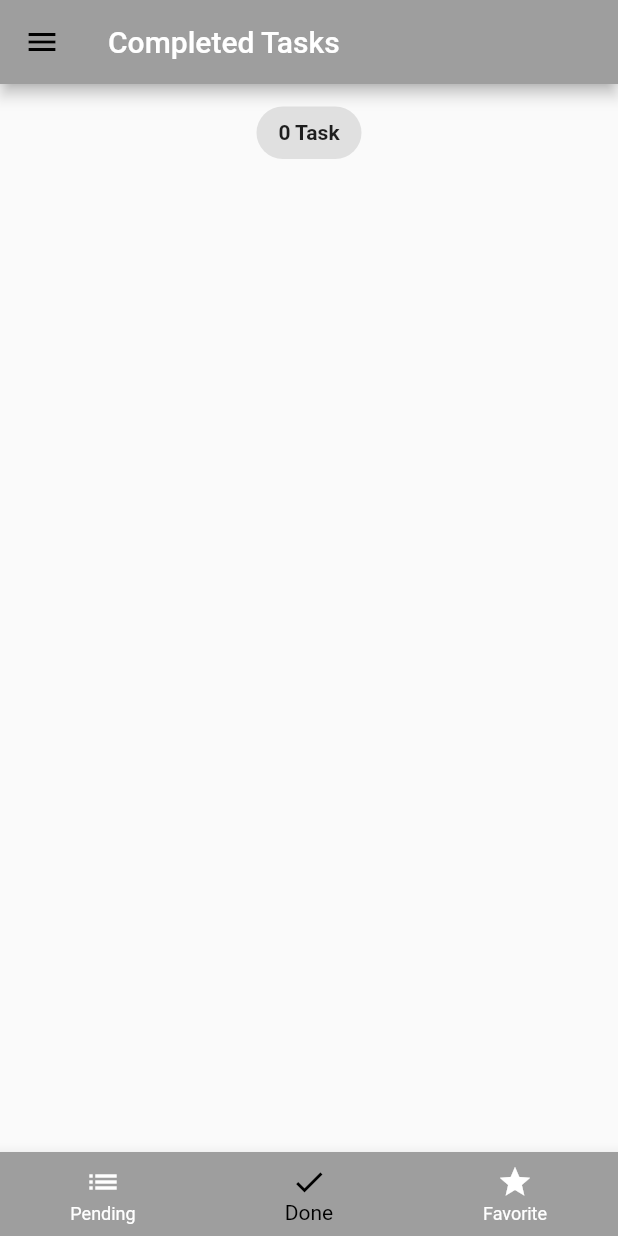
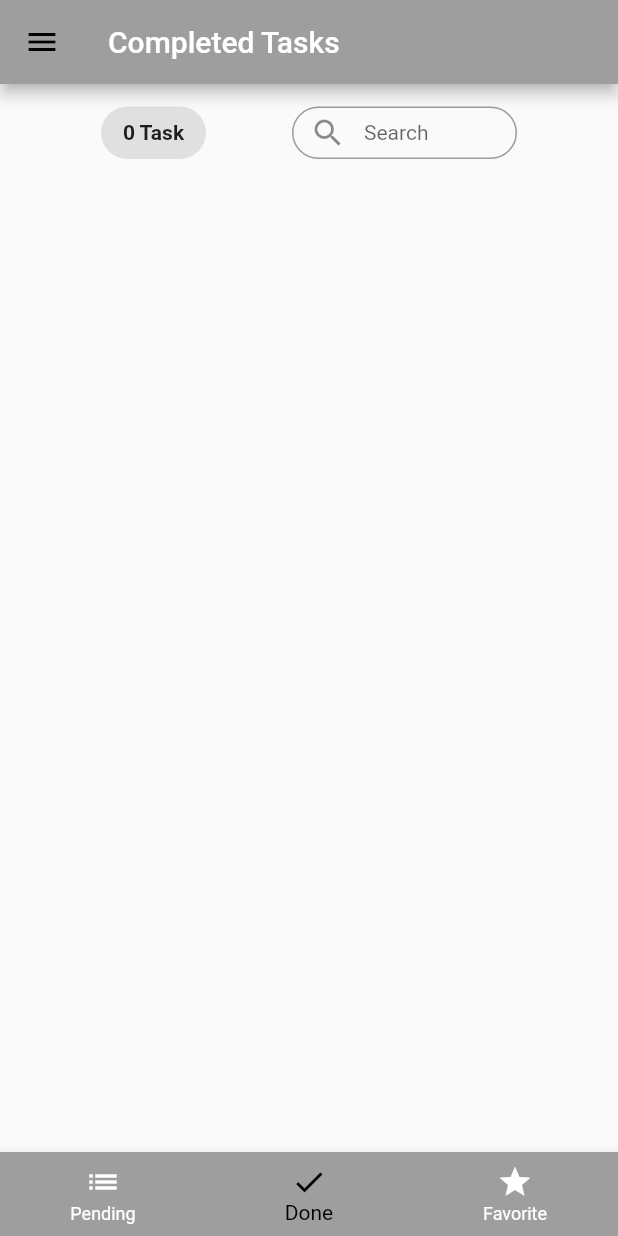
Before and after one commit to hungbui1204/todo_app, a Flutter app: the screen it shows after launch, item 2 of the bottom bar chosen, on a phone screen of 412 x 824 dp. Run offline on Flutter 3.47's test engine with Material 2 defaults, Android fonts, the phone set to English and light mode, and no system bars; our stand-ins replace equatable, flutter_bloc, hydrated_bloc.

Commit message:
handle some event in taskbloc and update complete task & favorite task

```diff
--- a/lib/page/completed_task_screen.dart
+++ b/lib/page/completed_task_screen.dart
@@ -6,29 +6,35 @@ import '../blocs/task_bloc/task_event.dart';
 import '../blocs/task_bloc/task_state.dart';
 import '../model/task_model.dart';
 import '../widgets/drawer.dart';
+import '../widgets/task_appbar.dart';
+import '../widgets/task_info.dart';
+import '../widgets/task_tile.dart';
 
 class CompletedTask extends StatelessWidget {
   const CompletedTask({Key? key}) : super(key: key);
 
   @override
   Widget build(BuildContext context) {
-    double width = MediaQuery.of(context).size.width;
-    double height = MediaQuery.of(context).size.height;
     return BlocBuilder<TaskBloc, TaskState>(builder: (context, state) {
       List<Task> allTasks = state.completedTasks.reversed.toList();
+      List<Task> searchedTasks = state.searchedTasks.reversed.toList();
+      void handleSearch(String input) {
+        BlocProvider.of<TaskBloc>(context)
+            .add(SearchTaskEvent(searchValue: input, task: allTasks.first));
+      }
+
       return Scaffold(
-        appBar: AppBar(
-          title: const Text(
-            'Completed Tasks',
-            style: TextStyle(color: Colors.white),
-          ),
-        ),
+        appBar: taskAppBar('Completed Tasks'),
         drawer: buildDrawer(context, state),
-        body: SingleChildScrollView(
-          child: Column(
+        body: Column(
+          children: [
+            Padding(
+              padding: const EdgeInsets.symmetric(horizontal: 10),
+              child: Row(
+                mainAxisAlignment: MainAxisAlignment.spaceEvenly,
                 children: [
                   Container(
-                margin: EdgeInsets.symmetric(vertical: 15),
+                    margin: const EdgeInsets.symmetric(vertical: 15),
                     height: 35,
                     width: 70,
                     decoration: BoxDecoration(
@@ -39,47 +45,41 @@ class CompletedTask extends StatelessWidget {
                         state.completedTasks.length > 1
                             ? '${state.completedTasks.length} Tasks'
                             : '${state.completedTasks.length} Task',
-                    style: TextStyle(fontWeight: FontWeight.bold),
+                        style: const TextStyle(fontWeight: FontWeight.bold),
                       ),
                     ),
                   ),
                   SizedBox(
-                height: height * 0.9,
-                child: ListView.builder(
-                    itemCount: allTasks.length,
-                    itemBuilder: (context, index) {
-                      return ListTile(
-                        title: Text(
-                          allTasks[index].title,
-                          style: TextStyle(
-                              decoration: allTasks[index].isDone!
-                                  ? TextDecoration.lineThrough
-                                  : TextDecoration.none),
+                    height: 35,
+                    width: 150,
+                    child: TextField(
+                      onChanged: handleSearch,
+                      style: const TextStyle(fontSize: 14),
+                      decoration: InputDecoration(
+                          border: OutlineInputBorder(
+                              borderRadius: BorderRadius.circular(20)),
+                          prefixIcon: const Icon(Icons.search),
+                          hintText: 'Search',
+                          contentPadding: EdgeInsets.zero),
                     ),
-                        trailing: SizedBox(
-                          width: width * 0.2,
-                          child: Row(
-                            children: [
-                              Checkbox(
-                                  value: allTasks[index].isDone,
-                                  onChanged: (newValue) {
-                                    BlocProvider.of<TaskBloc>(context).add(
-                                        UpdateTaskEvent(task: allTasks[index]));
-                                  }),
-                              GestureDetector(
-                                  onTap: () {
-                                    BlocProvider.of<TaskBloc>(context).add(
-                                        RemoveTaskEvent(task: allTasks[index]));
-                                  },
-                                  child: const Icon(Icons.delete)),
+                  )
                 ],
               ),
             ),
-                      );
-                    }),
+            Expanded(
+              child: SingleChildScrollView(
+                child: ExpansionPanelList.radio(
+                  children: (searchedTasks.isEmpty ? allTasks : searchedTasks)
+                      .map((task) => ExpansionPanelRadio(
+                          value: task.id,
+                          headerBuilder: (context, isOpened) =>
+                              taskTile(context, task),
+                          body: taskInfo(task)))
+                      .toList(),
+                ),
+              ),
             )
           ],
-          ),
         ),
       );
     });
```
Also changed, not shown: lib/blocs/task_bloc/task_bloc.dart (+97 -24 lines), lib/page/favorite_task_screen.dart (+42 -42 lines). Lines whose indentation alone changed are shown as unchanged.
